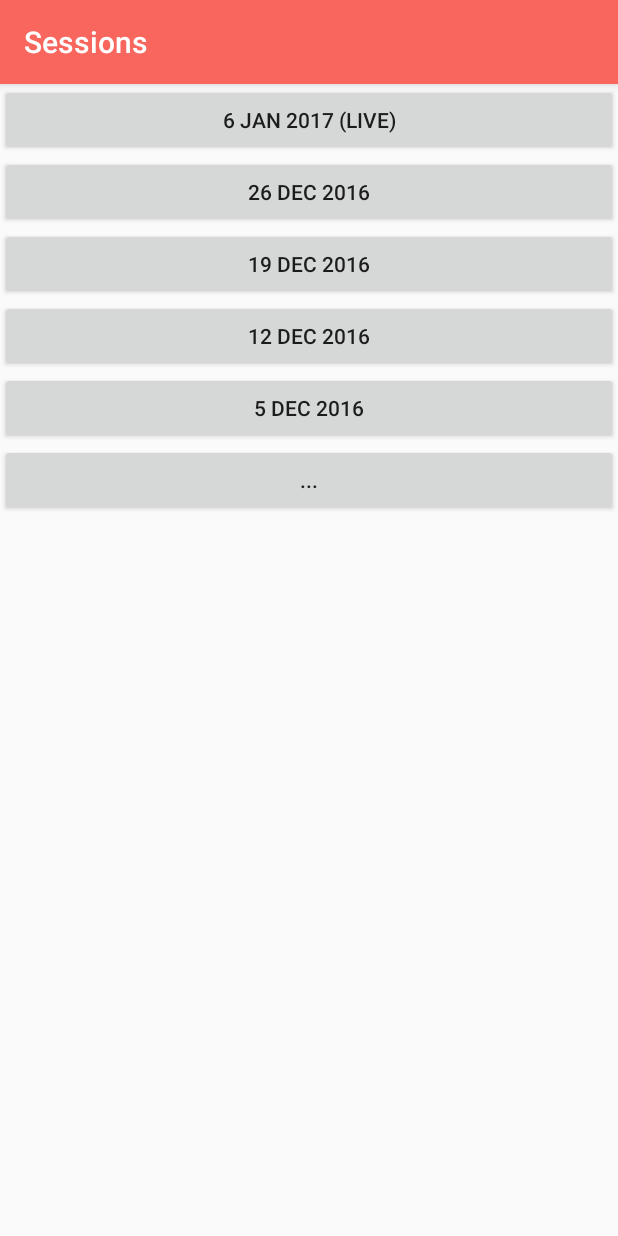
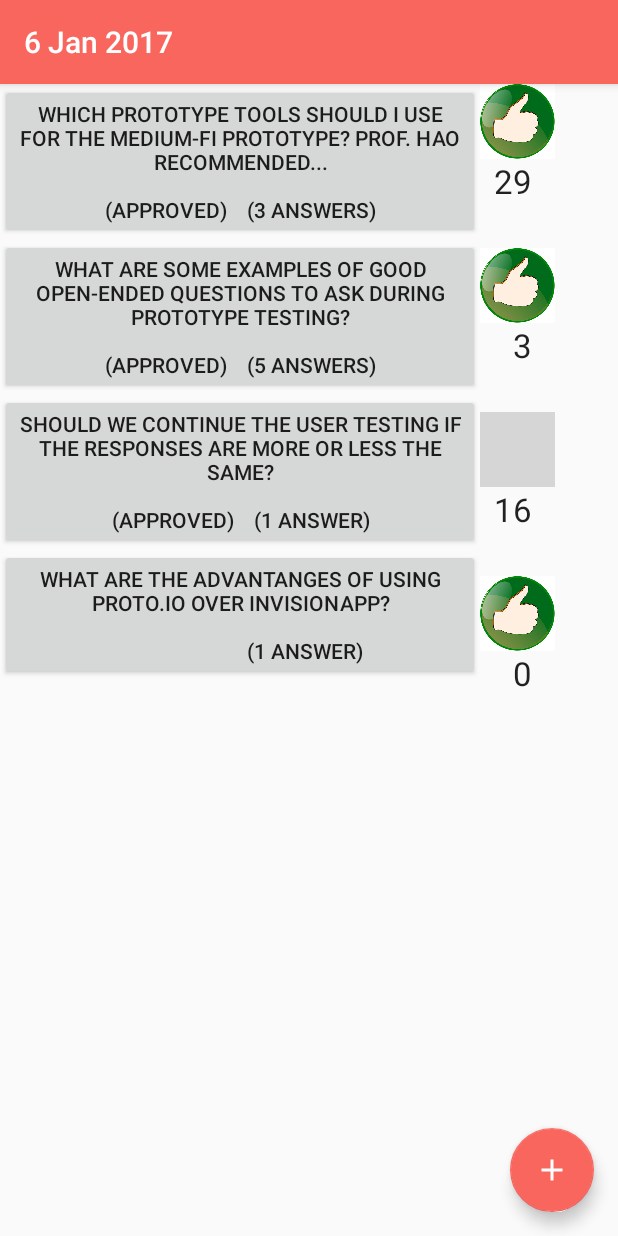
Before and after one commit to 6366295/ntu_hcid_hi-fi_prototype, an Android app: the SessionActivity screen opened directly, with no data from a screen before it, after a tap on "6 JAN 2017 (LIVE)", on a phone screen of 412 x 824 dp. Run offline under Robolectric (Android 15) with nearby library versions, the light colour scheme and no system bars; grey boxes are pictures that could not be loaded.

Commit message:
question

```diff
--- a/app/src/main/AndroidManifest.xml
+++ b/app/src/main/AndroidManifest.xml
@@ -34,6 +34,10 @@
             android:name=".SessionActivity"
             android:label="Sessions"
             android:screenOrientation="portrait"/>
+        <activity
+            android:name=".LiveSessionActivity"
+            android:label="6 Jan 2017"
+            android:screenOrientation="portrait"/>
     </application>
 
 </manifest>
--- a/app/src/main/java/com/hcid/edulearn/asksimple/SessionActivity.java
+++ b/app/src/main/java/com/hcid/edulearn/asksimple/SessionActivity.java
@@ -33,17 +33,8 @@ public class SessionActivity extends AppCompatActivity {
         }
     }
 
-    public void buttonAdd(View view) {
-        //Intent intent = new Intent(this, AddSessionActivity.class);
-        //startActivity(intent);
-
-        //RelativeLayout item = new RelativeLayout(this);
-        //TextView text = new TextView(this);
-        //text.setText("YOLO");
-        //item.addView(text);
-
-        //LinearLayout body = (RelativeLayout) this.findViewById(R.id.sessions_body);
-        //LayoutParams lp = new LayoutParams(LayoutParams.WRAP_CONTENT, LayoutParams.WRAP_CONTENT);
-        //body.addView(item);
+    public void go_to_live_session(View view) {
+        Intent intent = new Intent(this, LiveSessionActivity.class);
+        startActivity(intent);
     }
 }
--- a/app/src/main/res/layout/activity_sessions.xml
+++ b/app/src/main/res/layout/activity_sessions.xml
@@ -29,7 +29,7 @@
             android:layout_width="match_parent"
             android:layout_height="wrap_content"
             android:id="@+id/button6"
-            android:onClick="buttonAdd" />
+            android:onClick="go_to_live_session" />
 
         <Button
             android:text="26 Dec 2016"
--- a/app/src/main/res/layout/live_session.xml
+++ b/app/src/main/res/layout/live_session.xml
@@ -2,10 +2,10 @@
 <RelativeLayout xmlns:android="http://schemas.android.com/apk/res/android"
     xmlns:app="http://schemas.android.com/apk/res-auto"
     xmlns:tools="http://schemas.android.com/tools"
-    android:id="@+id/activity_sessions"
+    android:id="@+id/live_session"
     android:layout_width="match_parent"
     android:layout_height="match_parent"
-    tools:context="com.hcid.edulearn.asksimple.SessionActivity">
+    tools:context="com.hcid.edulearn.asksimple.LiveSessionActivity">
 
     <include
         android:id="@+id/toolbar"
@@ -17,49 +17,135 @@
         layout="@layout/toolbar_shadow">
     </include>
 
-    <LinearLayout
+    <android.support.design.widget.FloatingActionButton
+        android:layout_width="wrap_content"
+        android:layout_height="wrap_content"
+        android:clickable="true"
+        app:fabSize="normal"
+        app:srcCompat="@drawable/ic_add_white_24px"
+        android:layout_marginBottom="16dp"
+        android:layout_marginRight="16dp"
+        android:layout_marginEnd="16dp"
+        android:layout_alignParentBottom="true"
+        android:layout_alignParentRight="true"
+        android:layout_alignParentEnd="true"
+        android:id="@+id/floatingActionButton"
+        android:onClick="ask_question"/>
+
+    <GridLayout
         android:orientation="vertical"
-        android:layout_width="match_parent"
         android:layout_height="match_parent"
         android:layout_below="@+id/toolbar"
-        android:id="@+id/sessions_list">
+        android:id="@+id/question_list"
+        android:weightSum="1"
+        android:layout_width="320dp">
 
         <Button
-            android:text="6 Jan 2017 (Live)"
             android:layout_width="match_parent"
             android:layout_height="wrap_content"
             android:id="@+id/button6"
-            android:onClick="buttonAdd" />
+            android:onClick="go_to_the_question"
+            android:text="Which prototype tools should I use for the medium-fi prototype? Prof. Hao recommended...&#10;&#10;(Approved)    (3 answers)" />
 
         <Button
-            android:text="26 Dec 2016"
+            android:text="What are some examples of good open-ended questions to ask during prototype testing?&#10;&#10;(Approved)    (5 answers)"
             android:layout_width="match_parent"
             android:layout_height="wrap_content"
             android:id="@+id/button5" />
 
         <Button
-            android:text="19 Dec 2016"
+            android:text="Should we continue the user testing if the responses are more or less the same?&#10;&#10;(Approved)    (1 answer)"
             android:layout_width="match_parent"
             android:layout_height="wrap_content"
             android:id="@+id/button4" />
 
         <Button
-            android:text="12 Dec 2016"
+            android:text="What are the advantanges of using proto.io over invisionapp?&#10;&#10;                          (1 answer)"
             android:layout_width="match_parent"
             android:layout_height="wrap_content"
             android:id="@+id/button3" />
 
-        <Button
-            android:text="5 Dec 2016"
-            android:layout_width="match_parent"
-            android:layout_height="wrap_content"
-            android:id="@+id/button2" />
+    </GridLayout>
 
-        <Button
-            android:text="..."
-            android:layout_width="match_parent"
-            android:layout_height="wrap_content"
-            android:id="@+id/button" />
-    </LinearLayout>
+    <ImageView
+        android:layout_width="50dp"
+        app:srcCompat="@drawable/not_like"
+        android:id="@+id/imageView1"
+        android:layout_height="50dp"
+        android:onClick="click_1"
+        android:layout_below="@+id/toolbar_shadow"
+        android:layout_toRightOf="@+id/question_list"
+        android:layout_toEndOf="@+id/question_list" />
+    <TextView
+        android:text="29"
+        android:layout_width="wrap_content"
+        android:layout_height="wrap_content"
+        android:id="@+id/textView1"
+        android:textAppearance="@style/TextAppearance.AppCompat.Large"
+        android:layout_below="@+id/imageView1"
+        android:layout_toRightOf="@+id/question_list"
+        android:layout_toEndOf="@+id/question_list"
+        android:layout_marginLeft="9dp"
+        android:layout_marginStart="9dp" />
+
+    <ImageView
+        android:layout_width="50dp"
+        app:srcCompat="@drawable/not_like"
+        android:id="@+id/imageView2"
+        android:layout_height="50dp"
+        android:onClick="click_2"
+        android:layout_below="@+id/textView1"
+        android:layout_toRightOf="@+id/question_list"
+        android:layout_toEndOf="@+id/question_list"
+        android:layout_marginTop="30dp" />
+    <TextView
+        android:text="3"
+        android:layout_width="wrap_content"
+        android:layout_height="wrap_content"
+        android:id="@+id/textView2"
+        android:textAppearance="@style/TextAppearance.AppCompat.Large"
+        android:layout_below="@+id/imageView2"
+        android:layout_alignEnd="@+id/textView1"
+        android:layout_alignRight="@+id/textView1" />
+
+    <ImageView
+        android:layout_width="50dp"
+        app:srcCompat="@drawable/like"
+        android:id="@+id/imageView3"
+        android:layout_height="50dp"
+        android:onClick="click_3"
+        android:layout_below="@+id/textView2"
+        android:layout_toRightOf="@+id/question_list"
+        android:layout_toEndOf="@+id/question_list"
+        android:layout_marginTop="30dp" />
+    <TextView
+        android:text="16"
+        android:layout_width="wrap_content"
+        android:layout_height="wrap_content"
+        android:id="@+id/textView3"
+        android:textAppearance="@style/TextAppearance.AppCompat.Large"
+        android:layout_below="@+id/imageView3"
+        android:layout_alignEnd="@+id/textView1"
+        android:layout_alignRight="@+id/textView1" />
+
+    <ImageView
+        android:layout_width="50dp"
+        app:srcCompat="@drawable/not_like"
+        android:id="@+id/imageView4"
+        android:layout_height="50dp"
+        android:onClick="click_4"
+        android:layout_below="@+id/textView3"
+        android:layout_toRightOf="@+id/question_list"
+        android:layout_toEndOf="@+id/question_list"
+        android:layout_marginTop="30dp" />
+    <TextView
+        android:text="0"
+        android:layout_width="wrap_content"
+        android:layout_height="wrap_content"
+        android:id="@+id/textView4"
+        android:textAppearance="@style/TextAppearance.AppCompat.Large"
+        android:layout_below="@+id/imageView4"
+        android:layout_alignEnd="@+id/textView1"
+        android:layout_alignRight="@+id/textView1" />
 
 </RelativeLayout>
```
Also changed, not shown: app/src/main/java/com/hcid/edulearn/asksimple/LiveSessionActivity.java (+55 -11 lines).
